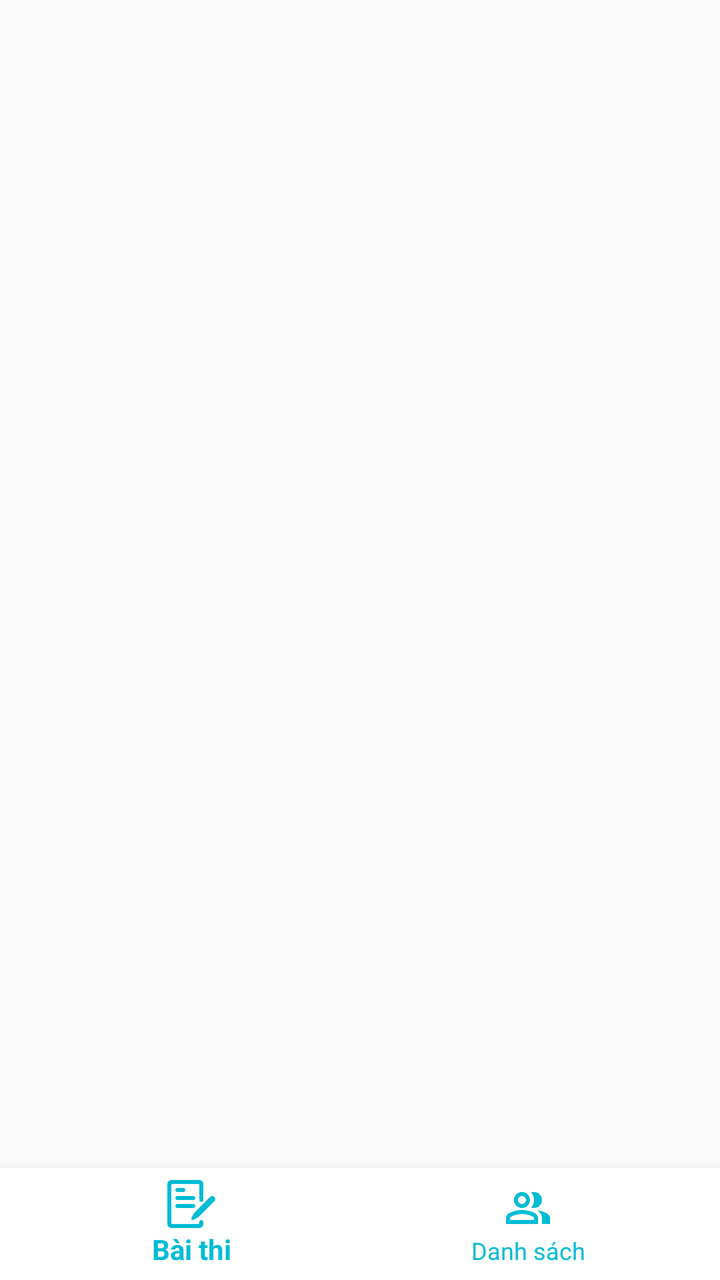
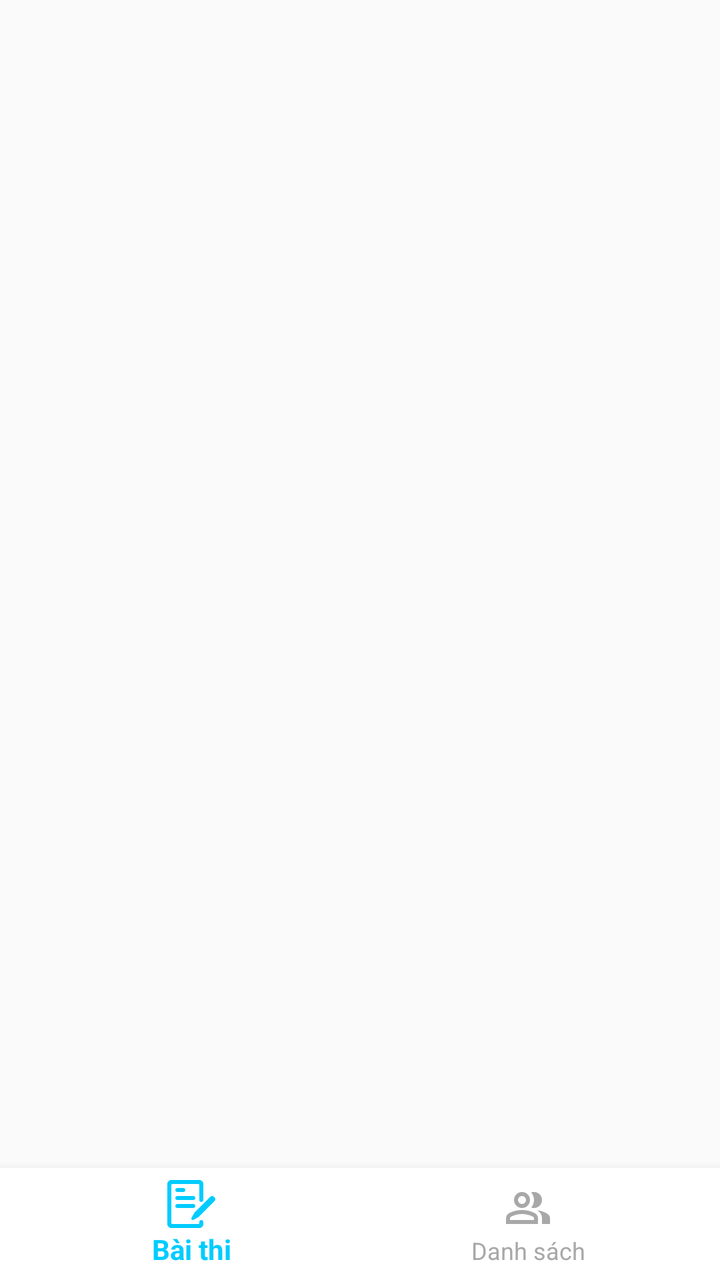

Screens rendered from an Android XML layout before and after an edit, with the pre-edit source and the edit as a unified diff.
<!-- AndroidManifest.xml: application theme Theme.Android_Python -->
<!-- res/layout/fragment_item_lop.xml -->
<?xml version="1.0" encoding="utf-8"?>
<RelativeLayout xmlns:android="http://schemas.android.com/apk/res/android"
    xmlns:app="http://schemas.android.com/apk/res-auto"
    android:layout_width="match_parent"
    android:layout_height="match_parent">

    <androidx.viewpager2.widget.ViewPager2
        android:id="@+id/viewPager_item_lop"
        android:layout_width="match_parent"
        android:layout_height="match_parent"
        android:layout_above="@id/bottom_nav" />

    <com.google.android.material.bottomnavigation.BottomNavigationView
        android:id="@+id/bottom_nav"
        android:layout_width="match_parent"
        android:layout_height="wrap_content"
        android:layout_alignParentBottom="true"
        android:background="#FFFFFF"
        app:itemIconTint="#00BCD4"
        app:itemTextColor="#00BCD4"
        app:menu="@menu/menu_bottom_nav" />

</RelativeLayout>
<!-- resources referenced by this layout -->
<resources>
  <style name="Theme.Android_Python" parent="Theme.AppCompat.Light.NoActionBar" />
</resources>

<!-- the commit's change to res/layout/fragment_item_lop.xml (unified diff, before → after) -->
@@ -16,8 +16,8 @@
         android:layout_height="wrap_content"
         android:layout_alignParentBottom="true"
         android:background="#FFFFFF"
-        app:itemIconTint="#00BCD4"
-        app:itemTextColor="#00BCD4"
-        app:menu="@menu/menu_bottom_nav" />
+        app:menu="@menu/menu_bottom_nav"
+        app:itemIconTint="@color/nav_item_color"
+        app:itemTextColor="@color/nav_item_color"/>
 
 </RelativeLayout>
